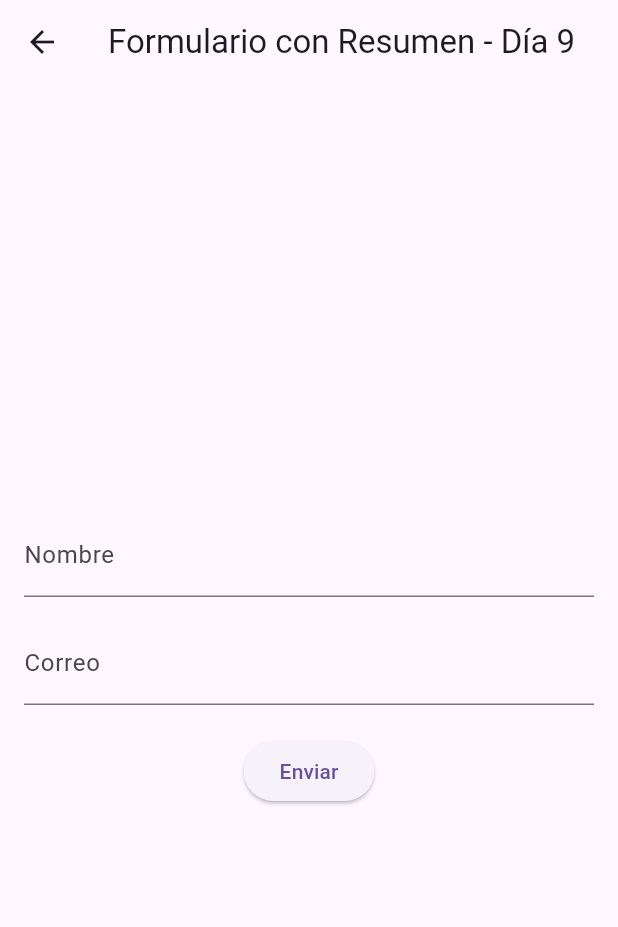
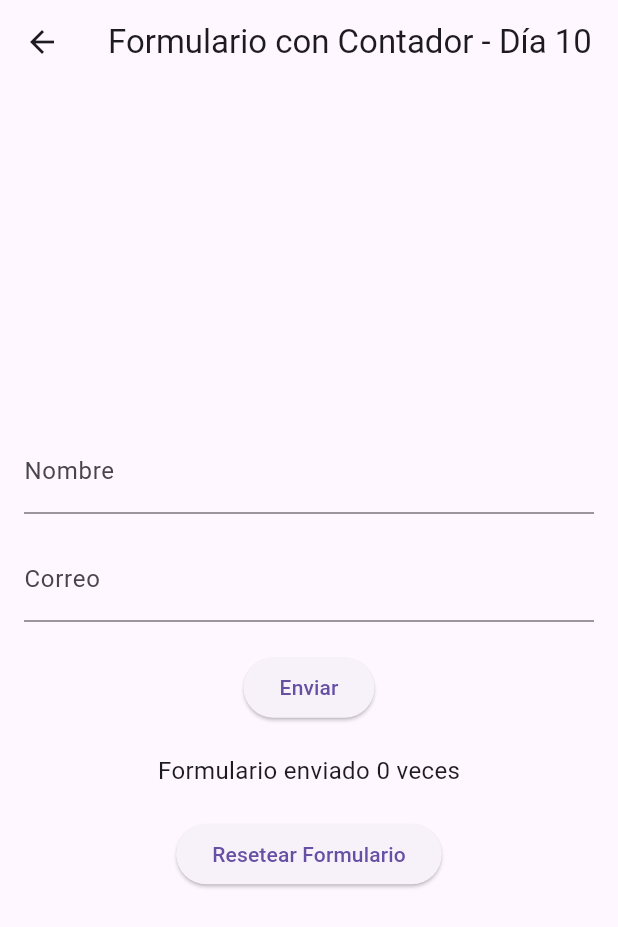
Before and after one commit to fercreek/flutter-30days-challenge, a Flutter app: the SecondPage screen opened directly, on a phone screen of 412 x 824 dp. Shown: the top 927 px of the screen. Run offline on Flutter 3.47's test engine with Material 3 defaults, Android fonts, the phone set to English and light mode, and no system bars; Roboto replaces fonts that are missing (Arial).

```diff
--- a/lib/second_page.dart
+++ b/lib/second_page.dart
@@ -1,5 +1,5 @@
 import 'package:flutter/material.dart';
-import 'summary_page.dart'; // Importamos la pantalla de resumen
+import 'summary_page.dart';
 
 class SecondPage extends StatefulWidget {
   const SecondPage({super.key});
@@ -12,7 +12,9 @@ class _SecondPageState extends State<SecondPage> {
   final _formKey = GlobalKey<FormState>();
   String _name = '';
   String _email = '';
+  int _submissionCount = 0;  // Contador de envíos
 
+  // Validar el formato del correo
   String? _validateEmail(String? value) {
     final emailPattern = r'^[\w-\.]+@([\w-]+\.)+[\w-]{2,4}$';
     final regExp = RegExp(emailPattern);
@@ -25,11 +27,21 @@ class _SecondPageState extends State<SecondPage> {
     return null;
   }
 
+  // Reiniciar todos los datos del formulario y el contador
+  void _resetForm() {
+    _formKey.currentState!.reset();  // Resetea los campos del formulario
+    setState(() {
+      _name = '';
+      _email = '';
+      _submissionCount = 0;  // Reiniciar contador
+    });
+  }
+
   @override
   Widget build(BuildContext context) {
     return Scaffold(
       appBar: AppBar(
-        title: const Text('Formulario con Resumen - Día 9'),
+        title: const Text('Formulario con Contador - Día 10'),
       ),
       body: Padding(
         padding: const EdgeInsets.all(16.0),
@@ -38,7 +50,7 @@ class _SecondPageState extends State<SecondPage> {
           child: Column(
             mainAxisAlignment: MainAxisAlignment.center,
             children: <Widget>[
-              // Campo de Nombre con validación
+              // Campo de Nombre
               TextFormField(
                 decoration: const InputDecoration(labelText: 'Nombre'),
                 validator: (value) {
@@ -52,7 +64,7 @@ class _SecondPageState extends State<SecondPage> {
                 },
               ),
               const SizedBox(height: 16),
-              // Campo de Correo con validación
+              // Campo de Correo
               TextFormField(
                 decoration: const InputDecoration(labelText: 'Correo'),
                 validator: _validateEmail,
@@ -61,11 +73,15 @@ class _SecondPageState extends State<SecondPage> {
                 },
               ),
               const SizedBox(height: 20),
-              // Botón para enviar
+              // Botón para enviar el formulario
               ElevatedButton(
                 onPressed: () {
                   if (_formKey.currentState!.validate()) {
                     _formKey.currentState!.save();
+                    // Incrementar el contador de envíos
+                    setState(() {
+                      _submissionCount++;
+                    });
                     // Navegar a la pantalla de resumen
                     Navigator.push(
                       context,
@@ -80,6 +96,15 @@ class _SecondPageState extends State<SecondPage> {
                 },
                 child: const Text('Enviar'),
               ),
+              const SizedBox(height: 20),
+              // Mostrar el contador de envíos
+              Text('Formulario enviado $_submissionCount veces', style: const TextStyle(fontSize: 16)),
+              const SizedBox(height: 20),
+              // Botón para reiniciar el formulario y el contador
+              ElevatedButton(
+                onPressed: _resetForm,
+                child: const Text('Resetear Formulario'),
+              ),
             ],
           ),
         ),
```
